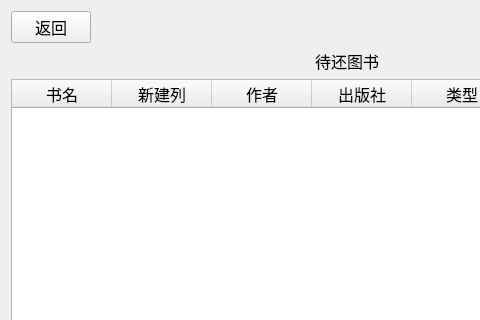
LeoStr4nge/LibraryManageSystem, file unreturnbookspage.ui: the form before one commit; both pictures show x 0 to 480 and y 0 to 320 of the 694 by 421 pixel window.
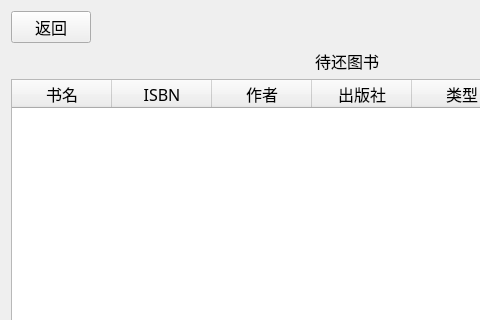
The form after the commit.

What changed in the file:
```diff
--- a/unreturnbookspage.ui
+++ b/unreturnbookspage.ui
@@ -70,7 +70,7 @@
          </column>
          <column>
           <property name="text">
-           <string>新建列</string>
+           <string>ISBN</string>
           </property>
          </column>
          <column>
```
